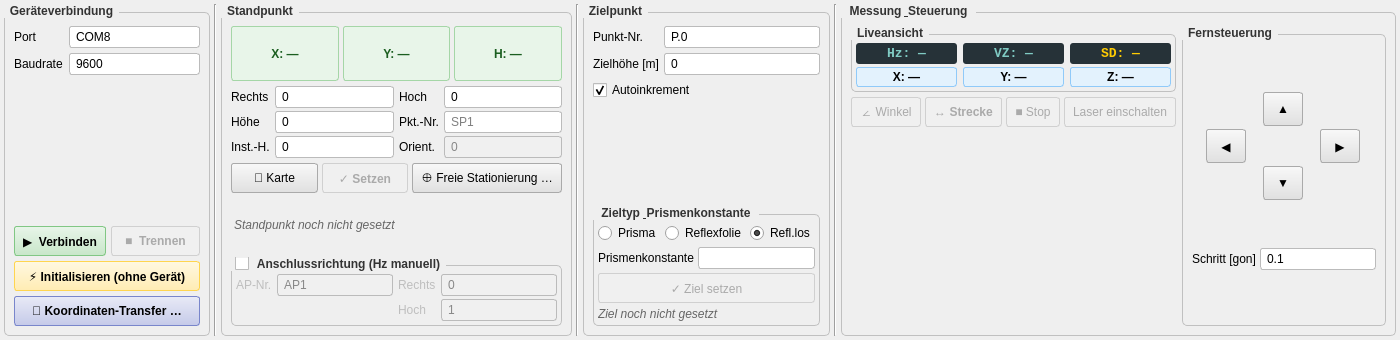
Old version of the form q_sokkia_plugin_dockwidget_base.ui in the repository geopackix/qgis_sokkia.
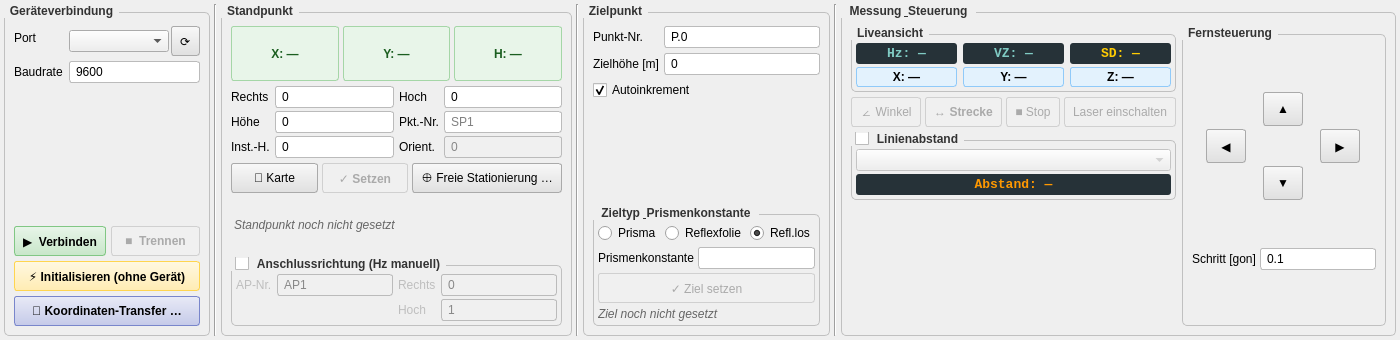
New version of the form. Custom widgets are drawn as their Qt base class.

Commit message: added Abstand to Line feature

What changed in the file:
```diff
--- a/q_sokkia_plugin_dockwidget_base.ui
+++ b/q_sokkia_plugin_dockwidget_base.ui
@@ -45,10 +45,27 @@
           <widget class="QLabel" name="label"><property name="text"><string>Port</string></property></widget>
          </item>
          <item row="0" column="1">
-          <widget class="QLineEdit" name="input_port">
-           <property name="text"><string>COM8</string></property>
-           <property name="placeholderText"><string>z.B. COM8</string></property>
-          </widget>
+          <layout class="QHBoxLayout" name="hl_port">
+           <property name="spacing"><number>2</number></property>
+           <item>
+            <widget class="QComboBox" name="combo_port">
+             <property name="toolTip"><string>Verfügbare serielle Ports</string></property>
+             <property name="sizePolicy">
+              <sizepolicy hsizetype="Expanding" vsizetype="Fixed">
+               <horstretch>1</horstretch>
+               <verstretch>0</verstretch>
+              </sizepolicy>
+             </property>
+            </widget>
+           </item>
+           <item>
+            <widget class="QPushButton" name="btn_refresh_ports">
+             <property name="text"><string>⟳</string></property>
+             <property name="toolTip"><string>Portliste aktualisieren</string></property>
+             <property name="maximumWidth"><number>28</number></property>
+            </widget>
+           </item>
+          </layout>
          </item>
          <item row="1" column="0">
           <widget class="QLabel" name="label_2"><property name="text"><string>Baudrate</string></property></widget>
@@ -438,6 +455,33 @@
           </layout>
          </item>
 
+         <item>
+          <widget class="QGroupBox" name="groupBox_linedist">
+           <property name="title"><string>Linienabstand</string></property>
+           <property name="checkable"><bool>true</bool></property>
+           <property name="checked"><bool>false</bool></property>
+           <layout class="QVBoxLayout" name="vl_linedist">
+            <property name="spacing"><number>3</number></property>
+            <property name="leftMargin"><number>4</number></property>
+            <property name="topMargin"><number>4</number></property>
+            <property name="rightMargin"><number>4</number></property>
+            <property name="bottomMargin"><number>4</number></property>
+            <item>
+             <widget class="QgsMapLayerComboBox" name="combo_line_layer">
+              <property name="toolTip"><string>Linienlayer auswählen, zu dem der Abstand berechnet wird</string></property>
+             </widget>
+            </item>
+            <item>
+             <widget class="QLabel" name="lbl_line_distance">
+              <property name="text"><string>Abstand: —</string></property>
+              <property name="alignment"><set>Qt::AlignCenter</set></property>
+              <property name="styleSheet"><string notr="true">font-size:13px;font-weight:bold;padding:3px 6px;background:#263238;color:#ff9800;border-radius:3px;font-family:monospace;</string></property>
+             </widget>
+            </item>
+           </layout>
+          </widget>
+         </item>
+
          <item>
           <spacer>
            <property name="orientation"><enum>Qt::Vertical</enum></property>
@@ -516,6 +560,11 @@
    <extends>QWidget</extends>
    <header>qgsprojectionselectionwidget.h</header>
   </customwidget>
+  <customwidget>
+   <class>QgsMapLayerComboBox</class>
+   <extends>QComboBox</extends>
+   <header>qgsmaplayercombobox.h</header>
+  </customwidget>
  </customwidgets>
  <resources/>
  <connections/>
```
The commit also changes 3 other files.
